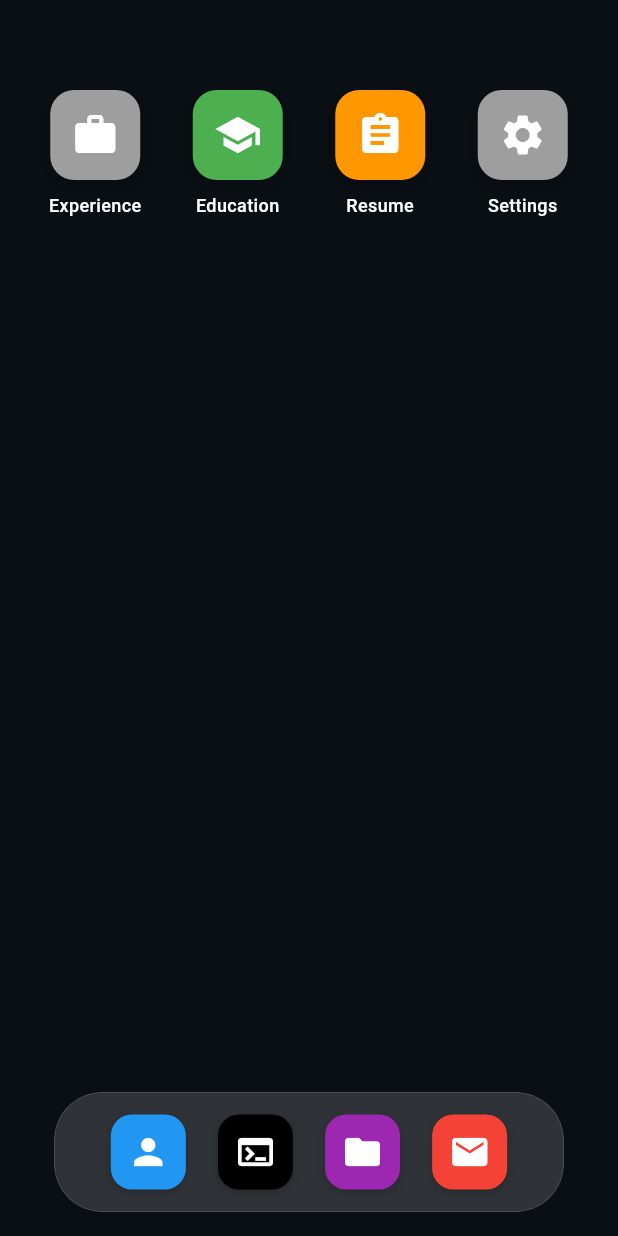
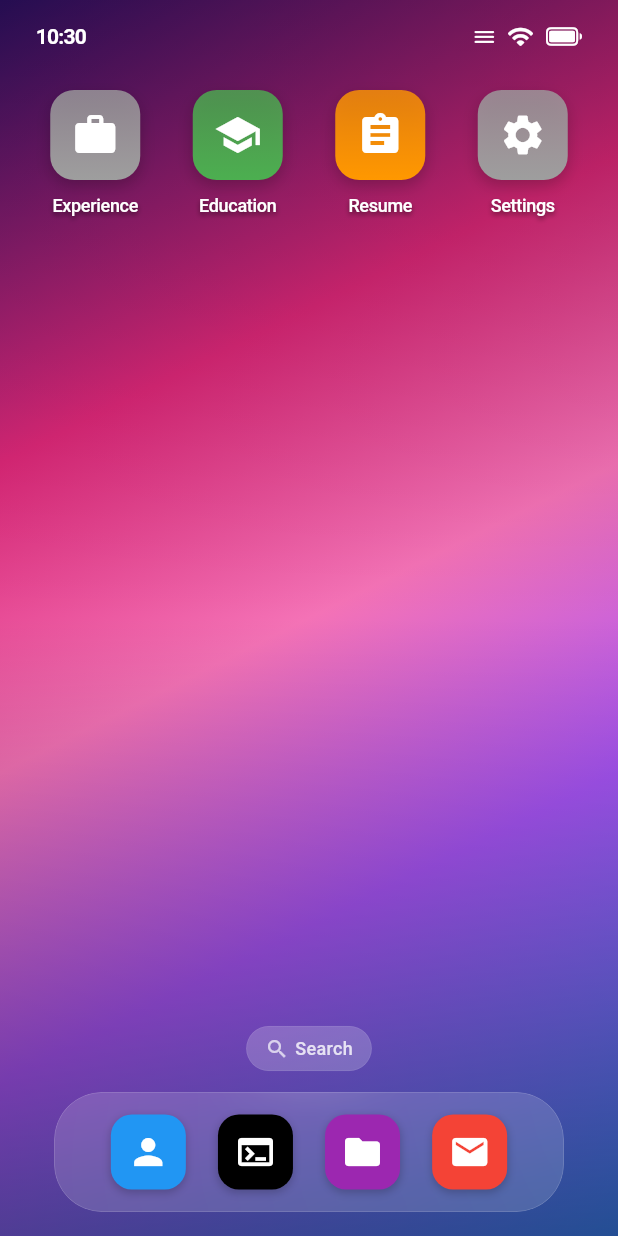
Before and after one commit to BaskaranDeveloper/workspace-portfolio, a Flutter app: the screen it shows after launch, on a phone screen of 412 x 824 dp. Run offline on Flutter 3.47's test engine with Material 3 defaults, Android fonts, the phone set to English and light mode, and no system bars; our stand-ins replace battery_plus, connectivity_plus, flutter_riverpod, go_router, pdf, printing; missing offline and left inert: dart:js.

Commit message:
feat: Implement initial mobile presentation layer including shell, iOS status bar, wallpaper, page indicators, and home screen.

```diff
--- a/lib/system/presentation/mobile/home_screen.dart
+++ b/lib/system/presentation/mobile/home_screen.dart
@@ -3,6 +3,7 @@ import 'package:flutter_riverpod/flutter_riverpod.dart';
 import 'package:go_router/go_router.dart';
 import 'package:workspace/system/domain/registry/registry_provider.dart';
 import 'package:workspace/system/presentation/mobile/widgets/mobile_dock.dart';
+import 'package:workspace/system/presentation/mobile/widgets/mobile_page_indicators.dart';
 
 class MobileHomeScreen extends ConsumerWidget {
   const MobileHomeScreen({super.key});
@@ -57,11 +58,19 @@ class MobileHomeScreen extends ConsumerWidget {
                     child: Column(
                       mainAxisSize: MainAxisSize.min,
                       children: [
+                        // App Icon
                         Container(
                           width: 60,
                           height: 60,
                           decoration: BoxDecoration(
-                            color: app.themeColor,
+                            gradient: LinearGradient(
+                              begin: Alignment.topCenter,
+                              end: Alignment.bottomCenter,
+                              colors: [
+                                app.themeColor.withValues(alpha: 0.8),
+                                app.themeColor,
+                              ],
+                            ),
                             borderRadius: BorderRadius.circular(16),
                             boxShadow: [
                               BoxShadow(
@@ -74,12 +83,21 @@ class MobileHomeScreen extends ConsumerWidget {
                           child: Icon(app.icon, color: Colors.white, size: 32),
                         ),
                         const SizedBox(height: 8),
+                        // App Label
                         Text(
                           app.title,
-                          style: const TextStyle(
+                          style: TextStyle(
                             color: Colors.white,
                             fontSize: 12,
                             fontWeight: FontWeight.w500,
+                            letterSpacing: -0.2, // Tighter spacing like iOS
+                            shadows: [
+                              Shadow(
+                                color: Colors.black.withValues(alpha: 0.5),
+                                blurRadius: 4,
+                                offset: const Offset(0, 2),
+                              ),
+                            ],
                           ),
                           textAlign: TextAlign.center,
                           maxLines: 1,
@@ -93,7 +111,43 @@ class MobileHomeScreen extends ConsumerWidget {
             ),
           ),
 
-          // Search / Pagination Dots placeholder (Optional)
+          // Search Pill (Above Dock)
+          Positioned(
+            left: 0,
+            right: 0,
+            bottom: 110, // Above dock area
+            child: Center(
+              child: Container(
+                padding: const EdgeInsets.symmetric(
+                  horizontal: 12,
+                  vertical: 6,
+                ),
+                decoration: BoxDecoration(
+                  color: Colors.white.withValues(alpha: 0.2),
+                  borderRadius: BorderRadius.circular(20),
+                  border: Border.all(
+                    color: Colors.white.withValues(alpha: 0.1),
+                    width: 0.5,
+                  ),
+                ),
+                child: Row(
+                  mainAxisSize: MainAxisSize.min,
+                  children: [
+                    const Icon(Icons.search, color: Colors.white70, size: 16),
+                    const SizedBox(width: 4),
+                    Text(
+                      'Search',
+                      style: TextStyle(
+                        color: Colors.white.withValues(alpha: 0.8),
+                        fontSize: 12,
+                        fontWeight: FontWeight.w500,
+                      ),
+                    ),
+                  ],
+                ),
+              ),
+            ),
+          ),
 
           // Dock
           Positioned(
--- a/lib/system/presentation/mobile/mobile_shell.dart
+++ b/lib/system/presentation/mobile/mobile_shell.dart
@@ -1,7 +1,8 @@
 import 'package:flutter/material.dart';
 
 import 'package:go_router/go_router.dart';
-import 'package:workspace/shared_ui/theme/app_colors.dart';
+import 'package:workspace/system/presentation/mobile/widgets/mobile_wallpaper.dart';
+import 'package:workspace/system/presentation/mobile/widgets/ios_status_bar.dart';
 
 class MobileShell extends StatelessWidget {
   final Widget child;
@@ -20,8 +21,35 @@ class MobileShell extends StatelessWidget {
     }
 
     return Scaffold(
-      backgroundColor: AppColors.backgroundDark,
-      body: SafeArea(child: child),
+      extendBody: true, // Allow body behind bottom/top bars if any
+      extendBodyBehindAppBar: true,
+      body: Stack(
+        fit: StackFit.expand,
+        children: [
+          // 1. Wallpaper (Background)
+          const MobileWallpaper(),
+
+          // 2. Main Content (SafeArea handling inside child pages or custom padding)
+          // We wrap in SafeArea only for top/bottom system UI, but user wants full immersion.
+          // Using a custom SafeArea for content.
+          Positioned.fill(
+            child: SafeArea(
+              top: false, // Let content go behind status bar (custom one used)
+              bottom: false,
+              child: child,
+            ),
+          ),
+
+          // 3. Status Bar (Top)
+          const Positioned(
+            top: 0,
+            left: 0,
+            right: 0,
+            height: 48, // Or use MediaQuery padding top
+            child: IOSStatusBar(),
+          ),
+        ],
+      ),
     );
   }
 }
--- /dev/null
+++ b/lib/system/presentation/mobile/widgets/ios_status_bar.dart
@@ -0,0 +1,93 @@
+import 'package:flutter/cupertino.dart';
+import 'package:flutter/material.dart';
+import 'dart:async';
+
+class IOSStatusBar extends StatefulWidget {
+  const IOSStatusBar({super.key});
+
+  @override
+  State<IOSStatusBar> createState() => _IOSStatusBarState();
+}
+
+class _IOSStatusBarState extends State<IOSStatusBar> {
+  late Timer _timer;
+  late String _timeString;
+
+  @override
+  void initState() {
+    super.initState();
+    _timeString = _formatTime(DateTime.now());
+    _timer = Timer.periodic(
+      const Duration(seconds: 1),
+      (Timer t) => _getTime(),
+    );
+  }
+
+  @override
+  void dispose() {
+    _timer.cancel();
+    super.dispose();
+  }
+
+  void _getTime() {
+    final String formattedDateTime = _formatTime(DateTime.now());
+    if (mounted && _timeString != formattedDateTime) {
+      setState(() {
+        _timeString = formattedDateTime;
+      });
+    }
+  }
+
+  String _formatTime(DateTime time) {
+    return "${time.hour == 0
+        ? 12
+        : time.hour > 12
+        ? time.hour - 12
+        : time.hour}:${time.minute.toString().padLeft(2, '0')}";
+  }
+
+  @override
+  Widget build(BuildContext context) {
+    // Standard iOS Status Bar Height ~44-48px usually handled by SafeArea,
+    // but here we render content within that space.
+    return SizedBox(
+      height: 48,
+      child: Padding(
+        padding: const EdgeInsets.symmetric(horizontal: 24),
+        child: Row(
+          mainAxisAlignment: MainAxisAlignment.spaceBetween,
+          children: [
+            // Time (Left)
+            Text(
+              _timeString,
+              style: const TextStyle(
+                color: Colors.white,
+                fontSize: 14,
+                fontWeight: FontWeight.w600,
+                fontFamily:
+                    'Roboto', // Using Roboto as Inter/SF might not be loaded, mimics clean sans
+                letterSpacing: -0.5,
+              ),
+            ),
+
+            // Icons (Right)
+            Row(
+              mainAxisSize: MainAxisSize.min,
+              children: [
+                const Icon(CupertinoIcons.bars, color: Colors.white, size: 18),
+                const SizedBox(width: 6),
+                const Icon(CupertinoIcons.wifi, color: Colors.white, size: 18),
+                const SizedBox(width: 8),
+                const Icon(
+                  CupertinoIcons.battery_100,
+                  color: Colors.white,
+                  size: 24,
+                ),
+              ],
+            ),
+          ],
+        ),
+      ),
+    );
+  }
+}
--- /dev/null
+++ b/lib/system/presentation/mobile/widgets/mobile_wallpaper.dart
@@ -0,0 +1,38 @@
+import 'package:flutter/material.dart';
+
+class MobileWallpaper extends StatelessWidget {
+  const MobileWallpaper({super.key});
+
+  @override
+  Widget build(BuildContext context) {
+    return Container(
+      decoration: const BoxDecoration(
+        gradient: LinearGradient(
+          begin: Alignment.topLeft,
+          end: Alignment.bottomRight,
+          colors: [
+            Color(0xFF2E1065), // Deep Purple
+            Color(0xFFdb2777), // Pink
+            Color(0xFFf472b6), // Light Pink
+            Color(0xFFa855f7), // Purple
+            Color(0xFF3b82f6), // Blue
+          ],
+          stops: [0.0, 0.3, 0.5, 0.7, 1.0],
+        ),
+      ),
+      child: Container(
+        decoration: BoxDecoration(
+          gradient: LinearGradient(
+            begin: Alignment.topCenter,
+            end: Alignment.bottomCenter,
+            colors: [
+              Colors.black.withValues(alpha: 0.2),
+              Colors.transparent,
+              Colors.black.withValues(alpha: 0.4),
+            ],
+          ),
+        ),
+      ),
+    );
+  }
+}
```
Also changed, not shown: lib/core/config/routes.dart (+28 -3 lines), lib/system/presentation/mobile/mobile_app_wrapper.dart (+12 -1 lines), lib/system/presentation/mobile/widgets/mobile_page_indicators.dart (added, +34 -0 lines), 1 other file.
